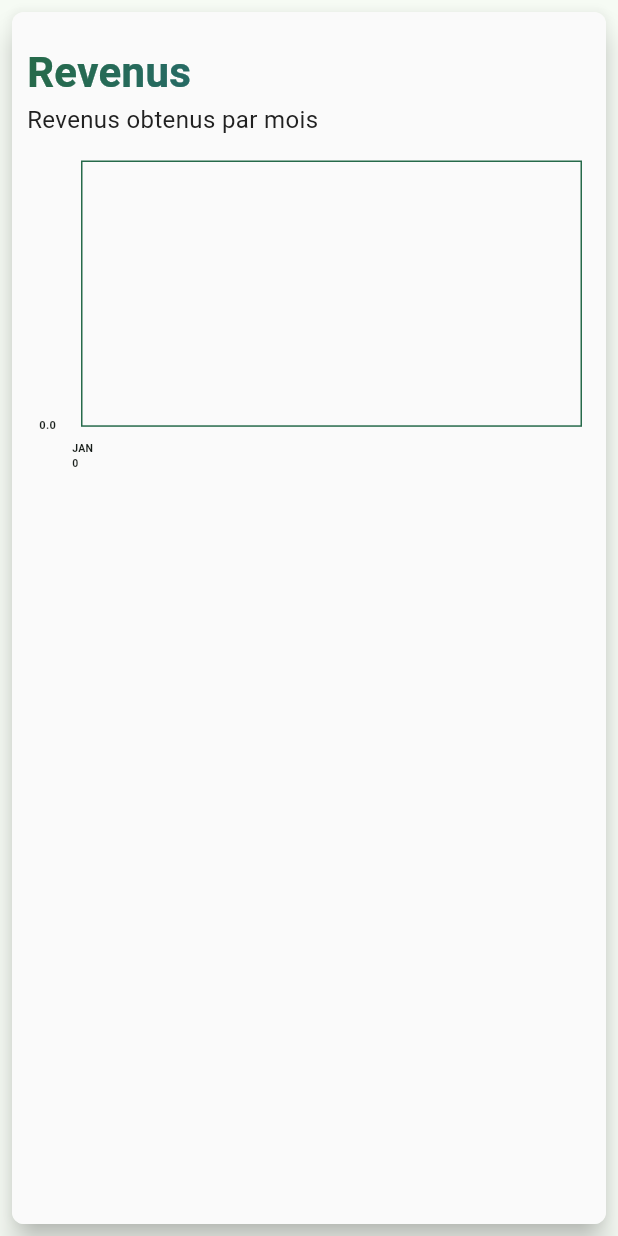
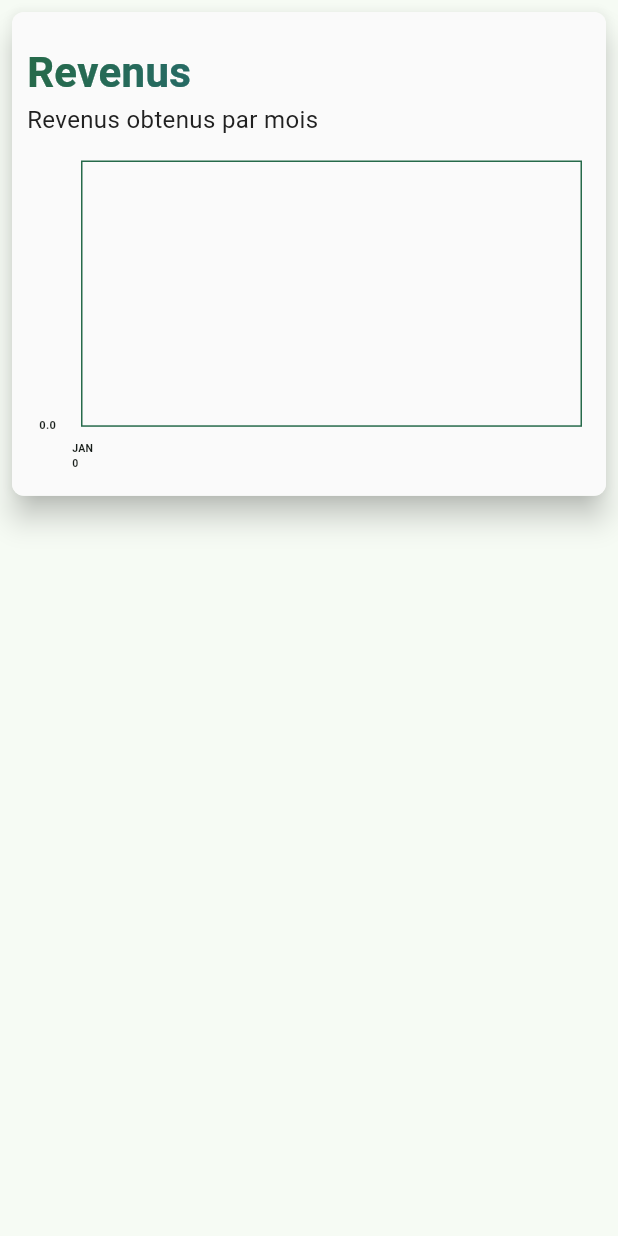
Before and after one commit to SylaneCpn/pense, a Flutter app: the RetrospectElement widget shown alone on an empty page, opened directly with empty values, on a phone screen of 412 x 824 dp. Run offline on Flutter 3.47's test engine with Material 3 defaults, Android fonts, the phone set to English and light mode, and no system bars; drawn by our look-alikes of dynamic_color, fl_chart.

Commit message:
retrospect update + refactoring

```diff
--- a/lib/logic/chart_type.dart
+++ /dev/null
@@ -1,21 +0,0 @@
-enum ChartType {
-  income,
-  expense,
-  diff;
-
-  String title() {
-    return switch (this) {
-      ChartType.expense => "Dépenses",
-      ChartType.income => "Revenus",
-      ChartType.diff => "Epargne",
-    };
-  }
-
-  String subtitle() {
-    return switch (this) {
-      ChartType.expense => "Somme dépensée par mois",
-      ChartType.income => "Revenus obtenus par mois",
-      ChartType.diff => "Somme épargnée par mois",
-    };
-  }
-}
--- a/lib/logic/record.dart
+++ b/lib/logic/record.dart
@@ -6,7 +6,7 @@ import 'dart:isolate';
 import 'package:flutter/foundation.dart';
 import 'package:path_provider/path_provider.dart';
 import 'package:pense/logic/category_type.dart';
-import 'package:pense/logic/chart_type.dart';
+import 'package:pense/logic/retrospect_type.dart';
 import 'package:pense/logic/date_range.dart';
 import 'package:pense/logic/month.dart';
 
@@ -208,11 +208,11 @@ class RecordElement implements Comparable<RecordElement> {
     };
   }
 
-  int totalFromChartType(ChartType type) {
+  int totalFromRetrospectType(RetrospectType type) {
     return switch (type) {
-      ChartType.expense => totalExpense(),
-      ChartType.income => totalIncome(),
-      ChartType.diff => totalElement()
+      RetrospectType.expense => totalExpense(),
+      RetrospectType.income => totalIncome(),
+      RetrospectType.diff => totalElement()
     };
   }
 
--- /dev/null
+++ b/lib/logic/retrospect_type.dart
@@ -0,0 +1,21 @@
+enum RetrospectType {
+  income,
+  expense,
+  diff;
+
+  String title() {
+    return switch (this) {
+      RetrospectType.expense => "Dépenses",
+      RetrospectType.income => "Revenus",
+      RetrospectType.diff => "Epargne",
+    };
+  }
+
+  String subtitle() {
+    return switch (this) {
+      RetrospectType.expense => "Somme dépensée par mois",
+      RetrospectType.income => "Revenus obtenus par mois",
+      RetrospectType.diff => "Somme épargnée par mois",
+    };
+  }
+}
--- a/lib/ui/data_page/retrospect.dart
+++ b/lib/ui/data_page/retrospect.dart
@@ -2,7 +2,7 @@ import 'dart:collection';
 
 import 'package:flutter/material.dart';
 import 'package:pense/logic/app_state.dart';
-import 'package:pense/logic/chart_type.dart';
+import 'package:pense/logic/retrospect_type.dart';
 import 'package:pense/logic/date_range.dart';
 import 'package:pense/logic/month.dart';
 import 'package:pense/logic/record.dart';
@@ -143,13 +143,19 @@ class RetrospectLoaded extends StatelessWidget {
           RetrospectElement(
             data: data,
             dateRange: dateRange,
-            lineChartType: ChartType.income,
+            retrospectType: RetrospectType.diff,
           ),
 
           RetrospectElement(
             data: data,
             dateRange: dateRange,
-            lineChartType: ChartType.expense,
+            retrospectType: RetrospectType.income,
+          ),
+
+          RetrospectElement(
+            data: data,
+            dateRange: dateRange,
+            retrospectType: RetrospectType.expense,
           ),
         ],
 
--- a/lib/ui/data_page/retrospect/retrospect_element.dart
+++ b/lib/ui/data_page/retrospect/retrospect_element.dart
@@ -1,6 +1,6 @@
 import 'package:flutter/material.dart';
 import 'package:pense/logic/app_state.dart';
-import 'package:pense/logic/chart_type.dart';
+import 'package:pense/logic/retrospect_type.dart';
 import 'package:pense/logic/date_range.dart';
 import 'package:pense/logic/record.dart';
 import 'package:pense/ui/data_page/retrospect/retrospect_line_chart.dart';
@@ -10,13 +10,13 @@ import 'package:provider/provider.dart';
 class RetrospectElement extends StatelessWidget {
   final List<RecordElement?> data;
   final DateRange dateRange;
-  final ChartType lineChartType;
+  final RetrospectType retrospectType;
 
   const RetrospectElement({
     super.key,
     required this.data,
     required this.dateRange,
-    required this.lineChartType,
+    required this.retrospectType,
   });
 
   @override
@@ -33,16 +33,21 @@ class RetrospectElement extends StatelessWidget {
           builder: (context,constraints) {
 
             final ratio = switch (constraints.maxWidth) {
-              < 500.0 => 1.7,
+              < 600.0 => 1.7,
               < 800.0 => 2.1,
               _ => 2.9
             };
 
-            return RetrospectLineChart(
-              data: data,
-              dateRange: dateRange,
-              lineChartType: lineChartType,
-              aspectRatio: ratio,
+            return Column(
+              mainAxisSize: MainAxisSize.min,
+              children: [
+                RetrospectLineChart(
+                  data: data,
+                  dateRange: dateRange,
+                  lineChartType: retrospectType,
+                  aspectRatio: ratio,
+                ),
+              ],
             );
           }
         ),
--- a/lib/ui/data_page/retrospect/retrospect_line_chart.dart
+++ b/lib/ui/data_page/retrospect/retrospect_line_chart.dart
@@ -1,7 +1,7 @@
 import 'package:fl_chart/fl_chart.dart';
 import 'package:flutter/material.dart';
 import 'package:pense/logic/app_state.dart';
-import 'package:pense/logic/chart_type.dart';
+import 'package:pense/logic/retrospect_type.dart';
 import 'package:pense/logic/date_range.dart';
 import 'package:pense/logic/month.dart';
 import 'package:pense/logic/record.dart';
@@ -17,7 +17,7 @@ import 'package:collection/collection.dart';
 class RetrospectLineChart extends StatelessWidget {
   final List<RecordElement?> data;
   final DateRange dateRange;
-  final ChartType lineChartType;
+  final RetrospectType lineChartType;
   final double aspectRatio;
 
   const RetrospectLineChart({
@@ -185,7 +185,7 @@ class RetrospectLineChart extends StatelessWidget {
                 (index, recordElement) => FlSpot(
                   index.toDouble(),
                   recordElement
-                          ?.totalFromChartType(lineChartType)
+                          ?.totalFromRetrospectType(lineChartType)
                           .toDouble() ??
                       0.0,
                 ),
```
